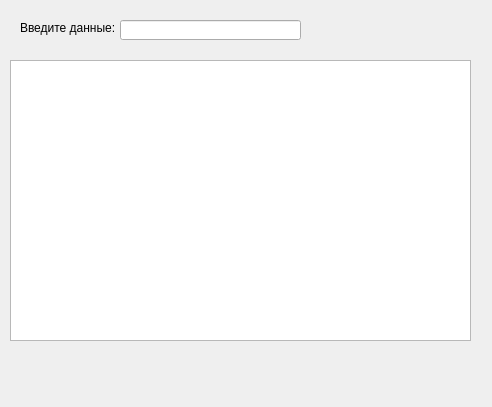
This is src/carback.ui in danfoxel/carrent as Qt 5 draws it before an edit. The edited form follows.
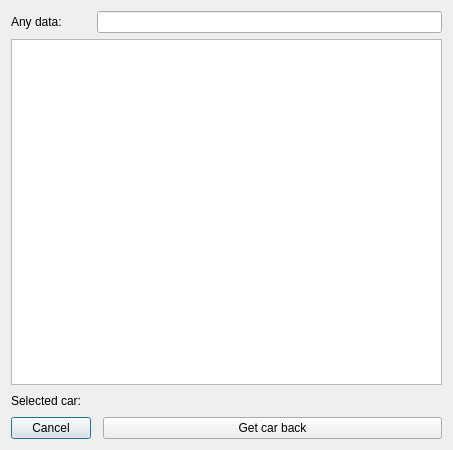
This is the edited form.

```diff
--- a/src/carback.ui
+++ b/src/carback.ui
@@ -6,46 +6,82 @@
    <rect>
     <x>0</x>
     <y>0</y>
-    <width>492</width>
-    <height>407</height>
+    <width>453</width>
+    <height>450</height>
    </rect>
   </property>
   <property name="windowTitle">
    <string>Dialog</string>
   </property>
-  <widget class="QTableWidget" name="tableWidget">
-   <property name="geometry">
-    <rect>
-     <x>10</x>
-     <y>60</y>
-     <width>461</width>
-     <height>281</height>
-    </rect>
-   </property>
-  </widget>
-  <widget class="QLabel" name="label">
-   <property name="geometry">
-    <rect>
-     <x>20</x>
-     <y>20</y>
-     <width>101</width>
-     <height>16</height>
-    </rect>
-   </property>
-   <property name="text">
-    <string>Введите данные:</string>
-   </property>
-  </widget>
-  <widget class="QLineEdit" name="lineEdit">
-   <property name="geometry">
-    <rect>
-     <x>120</x>
-     <y>20</y>
-     <width>181</width>
-     <height>20</height>
-    </rect>
-   </property>
-  </widget>
+  <layout class="QGridLayout" name="gridLayout">
+   <item row="0" column="0" colspan="2">
+    <widget class="QLabel" name="label">
+     <property name="text">
+      <string>Any data:</string>
+     </property>
+    </widget>
+   </item>
+   <item row="0" column="2" colspan="2">
+    <widget class="QLineEdit" name="lineEdit"/>
+   </item>
+   <item row="1" column="0" colspan="4">
+    <widget class="QTableWidget" name="tableWidget">
+     <property name="editTriggers">
+      <set>QAbstractItemView::NoEditTriggers</set>
+     </property>
+     <property name="dragDropOverwriteMode">
+      <bool>false</bool>
+     </property>
+     <property name="selectionMode">
+      <enum>QAbstractItemView::SingleSelection</enum>
+     </property>
+     <property name="selectionBehavior">
+      <enum>QAbstractItemView::SelectRows</enum>
+     </property>
+    </widget>
+   </item>
+   <item row="2" column="0">
+    <widget class="QLabel" name="label_2">
+     <property name="text">
+      <string>Selected car:</string>
+     </property>
+    </widget>
+   </item>
+   <item row="2" column="1" colspan="2">
+    <widget class="QLabel" name="label_3">
+     <property name="text">
+      <string/>
+     </property>
+    </widget>
+   </item>
+   <item row="2" column="3">
+    <spacer name="horizontalSpacer">
+     <property name="orientation">
+      <enum>Qt::Horizontal</enum>
+     </property>
+     <property name="sizeHint" stdset="0">
+      <size>
+       <width>382</width>
+       <height>20</height>
+      </size>
+     </property>
+    </spacer>
+   </item>
+   <item row="3" column="0" colspan="2">
+    <widget class="QPushButton" name="pushButton_2">
+     <property name="text">
+      <string>Cancel</string>
+     </property>
+    </widget>
+   </item>
+   <item row="3" column="3">
+    <widget class="QPushButton" name="pushButton">
+     <property name="text">
+      <string>Get car back</string>
+     </property>
+    </widget>
+   </item>
+  </layout>
  </widget>
  <resources/>
  <connections/>
```
Left out of the diff: 19 changed lines with no effect on the pictures.
